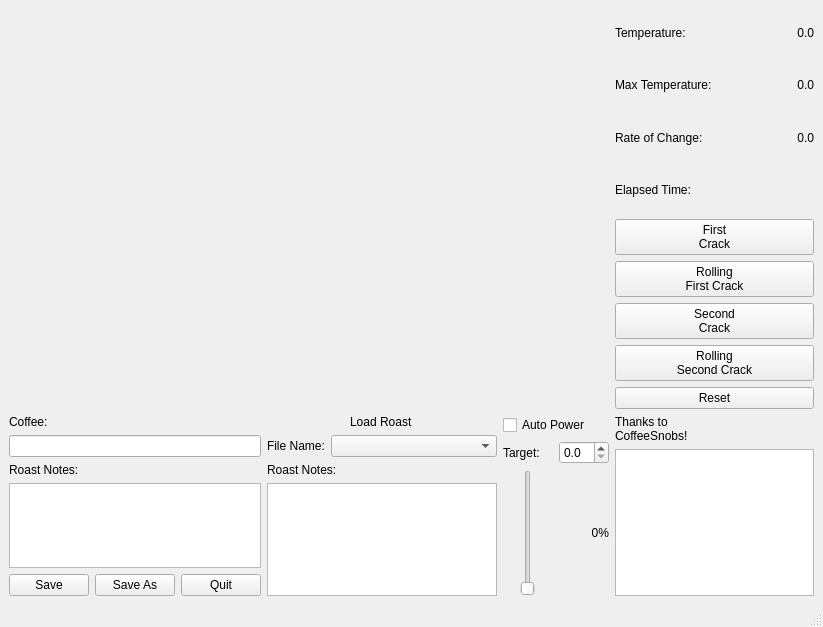
spontarelliam/pyRoast, file pyRoastUI.ui: the form before one commit.
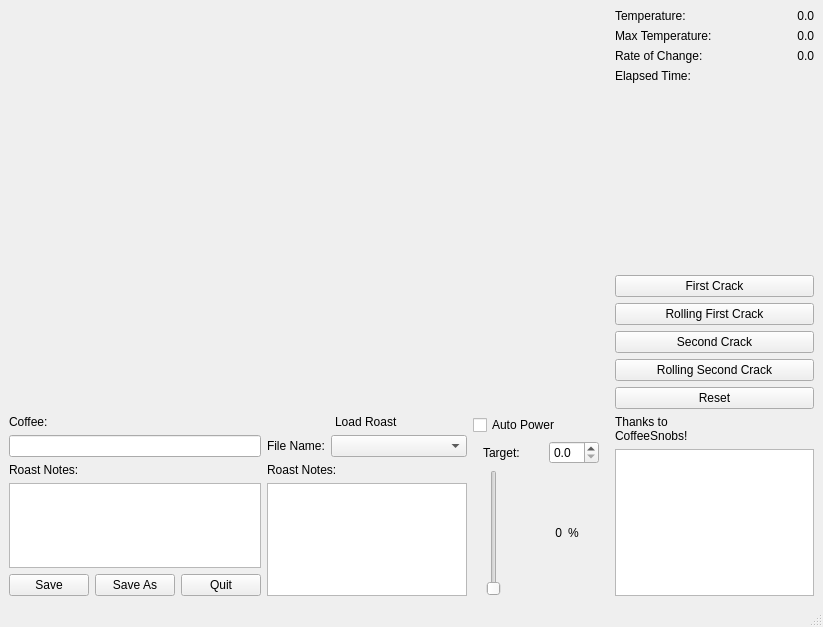
The form after the commit. Custom widgets are drawn as their Qt base class.

Commit message: new layout finished. slider bar connected.

Diff of the .ui file:
```diff
--- a/pyRoastUI.ui
+++ b/pyRoastUI.ui
@@ -51,33 +51,21 @@
           <item>
            <layout class="QHBoxLayout" name="horizontalLayout_7">
             <item>
-             <widget class="KPushButton" name="bSave">
-              <property name="sizePolicy">
-               <sizepolicy hsizetype="Fixed" vsizetype="Fixed">
-                <horstretch>0</horstretch>
-                <verstretch>0</verstretch>
-               </sizepolicy>
-              </property>
+             <widget class="QPushButton" name="bSave">
               <property name="text">
                <string>Save</string>
               </property>
              </widget>
             </item>
             <item>
-             <widget class="KPushButton" name="bSaveAs">
-              <property name="sizePolicy">
-               <sizepolicy hsizetype="Fixed" vsizetype="Fixed">
-                <horstretch>0</horstretch>
-                <verstretch>0</verstretch>
-               </sizepolicy>
-              </property>
+             <widget class="QPushButton" name="bSaveAs">
               <property name="text">
                <string>Save As</string>
               </property>
              </widget>
             </item>
             <item>
-             <widget class="KPushButton" name="bQuit">
+             <widget class="QPushButton" name="bQuit">
               <property name="text">
                <string>Quit</string>
               </property>
@@ -209,7 +197,7 @@
             <property name="maximumSize">
              <size>
               <width>50</width>
-              <height>16777215</height>
+              <height>300</height>
              </size>
             </property>
             <property name="baseSize">
@@ -218,6 +206,9 @@
               <height>0</height>
              </size>
             </property>
+            <property name="maximum">
+             <number>100</number>
+            </property>
             <property name="orientation">
              <enum>Qt::Vertical</enum>
             </property>
@@ -244,13 +235,20 @@
              </size>
             </property>
             <property name="text">
-             <string>0%</string>
+             <string>0</string>
             </property>
             <property name="alignment">
              <set>Qt::AlignRight|Qt::AlignTrailing|Qt::AlignVCenter</set>
             </property>
            </widget>
           </item>
+          <item>
+           <widget class="QLabel" name="label">
+            <property name="text">
+             <string>%</string>
+            </property>
+           </widget>
+          </item>
          </layout>
         </item>
        </layout>
@@ -284,32 +282,7 @@
          </widget>
         </item>
         <item>
-         <widget class="KTextBrowser" name="tMessages">
-          <property name="sizePolicy">
-           <sizepolicy hsizetype="Minimum" vsizetype="Preferred">
-            <horstretch>0</horstretch>
-            <verstretch>0</verstretch>
-           </sizepolicy>
-          </property>
-          <property name="minimumSize">
-           <size>
-            <width>100</width>
-            <height>0</height>
-           </size>
-          </property>
-          <property name="maximumSize">
-           <size>
-            <width>200</width>
-            <height>16777215</height>
-           </size>
-          </property>
-          <property name="baseSize">
-           <size>
-            <width>150</width>
-            <height>0</height>
-           </size>
-          </property>
-         </widget>
+         <widget class="QTextBrowser" name="tMessages"/>
         </item>
        </layout>
       </item>
@@ -382,6 +355,12 @@
          <layout class="QHBoxLayout" name="horizontalLayout_17">
           <item>
            <widget class="QLabel" name="label_18">
+            <property name="maximumSize">
+             <size>
+              <width>16777215</width>
+              <height>30</height>
+             </size>
+            </property>
             <property name="text">
              <string>Elapsed Time:</string>
             </property>
@@ -389,6 +368,12 @@
           </item>
           <item>
            <widget class="QLabel" name="tElapsed">
+            <property name="maximumSize">
+             <size>
+              <width>16777215</width>
+              <height>30</height>
+             </size>
+            </property>
             <property name="text">
              <string/>
             </property>
@@ -400,63 +385,48 @@
          </layout>
         </item>
         <item>
-         <widget class="KPushButton" name="bFirstCrack">
-          <property name="sizePolicy">
-           <sizepolicy hsizetype="Minimum" vsizetype="Maximum">
-            <horstretch>0</horstretch>
-            <verstretch>1</verstretch>
-           </sizepolicy>
+         <spacer name="verticalSpacer">
+          <property name="orientation">
+           <enum>Qt::Vertical</enum>
           </property>
+          <property name="sizeHint" stdset="0">
+           <size>
+            <width>20</width>
+            <height>40</height>
+           </size>
+          </property>
+         </spacer>
+        </item>
+        <item>
+         <widget class="QPushButton" name="bFirstCrack">
           <property name="text">
-           <string>First
-Crack</string>
+           <string>First Crack</string>
           </property>
          </widget>
         </item>
         <item>
-         <widget class="KPushButton" name="bRollingFirstCrack">
-          <property name="sizePolicy">
-           <sizepolicy hsizetype="Minimum" vsizetype="Maximum">
-            <horstretch>0</horstretch>
-            <verstretch>1</verstretch>
-           </sizepolicy>
-          </property>
+         <widget class="QPushButton" name="bRollingFirstCrack">
           <property name="text">
-           <string>Rolling
-First Crack</string>
+           <string>Rolling First Crack</string>
           </property>
          </widget>
         </item>
         <item>
-         <widget class="KPushButton" name="bSecondCrack">
-          <property name="sizePolicy">
-           <sizepolicy hsizetype="Minimum" vsizetype="Maximum">
-            <horstretch>0</horstretch>
-            <verstretch>1</verstretch>
-           </sizepolicy>
-          </property>
+         <widget class="QPushButton" name="bSecondCrack">
           <property name="text">
-           <string>Second
-Crack</string>
+           <string>Second Crack</string>
           </property>
          </widget>
         </item>
         <item>
-         <widget class="KPushButton" name="bRollingSecondCrack">
-          <property name="sizePolicy">
-           <sizepolicy hsizetype="Minimum" vsizetype="Maximum">
-            <horstretch>0</horstretch>
-            <verstretch>1</verstretch>
-           </sizepolicy>
-          </property>
+         <widget class="QPushButton" name="bRollingSecondCrack">
           <property name="text">
-           <string>Rolling
-Second Crack</string>
+           <string>Rolling Second Crack</string>
           </property>
          </widget>
         </item>
         <item>
-         <widget class="KPushButton" name="bReset">
+         <widget class="QPushButton" name="bReset">
           <property name="text">
            <string>Reset</string>
           </property>
@@ -534,16 +504,6 @@
    <header>kplotwidget.h</header>
    <container>1</container>
   </customwidget>
-  <customwidget>
-   <class>KPushButton</class>
-   <extends>QPushButton</extends>
-   <header>kpushbutton.h</header>
-  </customwidget>
-  <customwidget>
-   <class>KTextBrowser</class>
-   <extends>QTextBrowser</extends>
-   <header>ktextbrowser.h</header>
-  </customwidget>
  </customwidgets>
  <resources/>
  <connections/>
```
Left out of the diff: 35 changed lines with no effect on the pictures. The commit also changes 2 other files.
